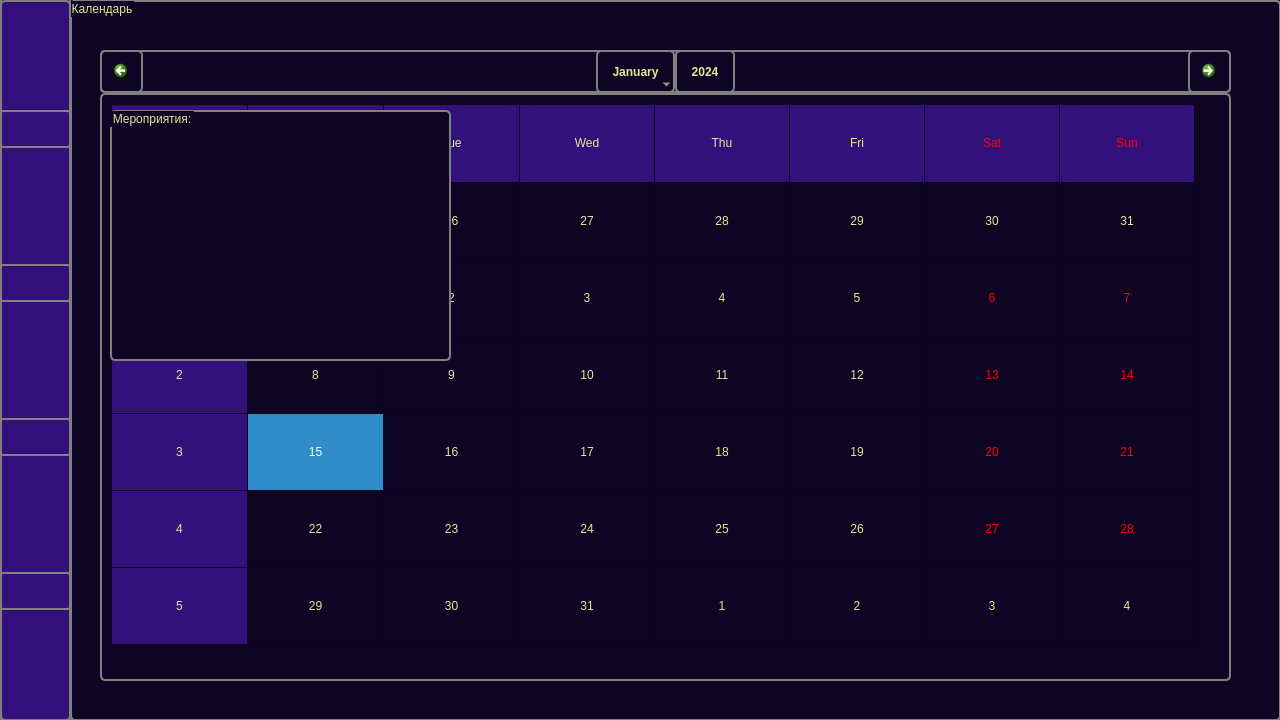
The window that main.ui (ZeNik77/MEGAPROJECT) describes before a commit, drawn with Qt 5.
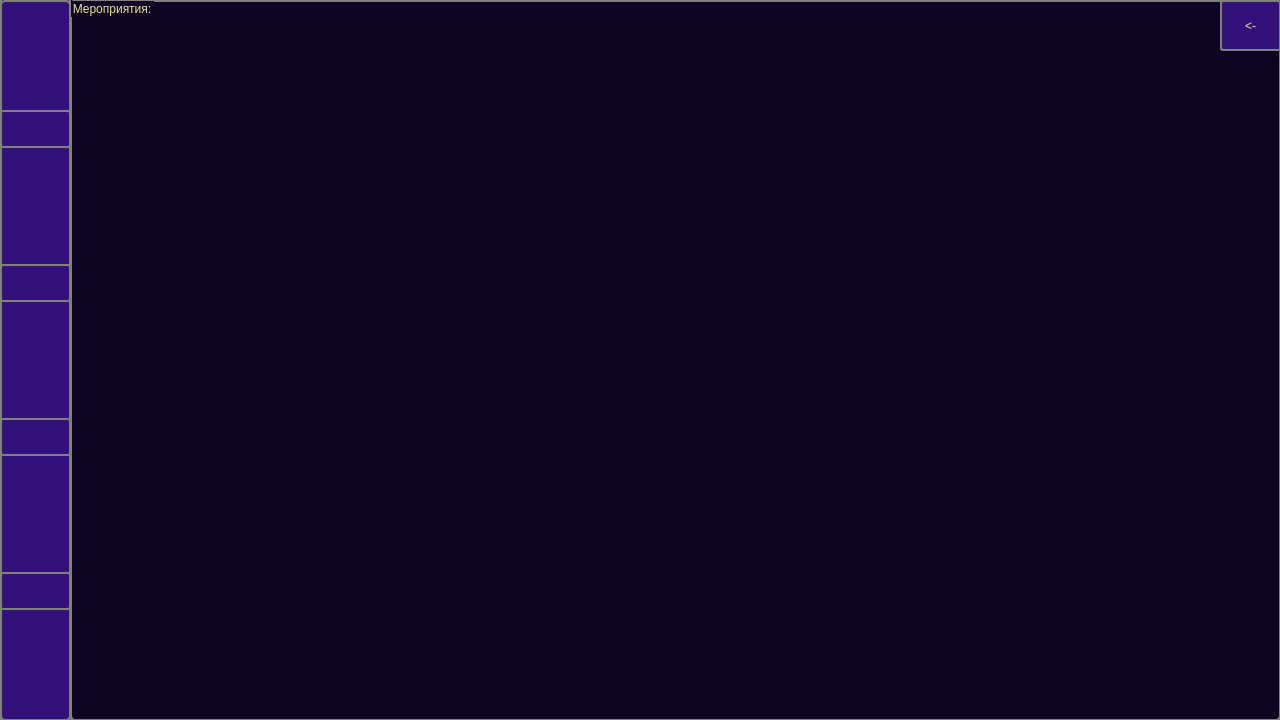
The same window after the commit. Icons and pictures are not drawn.

Commit message: КНОПОЧКА УРААААА

```diff
--- a/main.ui
+++ b/main.ui
@@ -578,10 +578,10 @@
    <widget class="QGroupBox" name="groupBox_5">
     <property name="geometry">
      <rect>
-      <x>110</x>
-      <y>110</y>
-      <width>341</width>
-      <height>251</height>
+      <x>70</x>
+      <y>0</y>
+      <width>1211</width>
+      <height>721</height>
      </rect>
     </property>
     <property name="styleSheet">
@@ -593,6 +593,30 @@
     <property name="title">
      <string>Мероприятия:</string>
     </property>
+    <widget class="QPushButton" name="btn_closeGB5">
+     <property name="geometry">
+      <rect>
+       <x>1150</x>
+       <y>0</y>
+       <width>61</width>
+       <height>51</height>
+      </rect>
+     </property>
+     <property name="styleSheet">
+      <string notr="true">QPushButton:hover
+{
+ background-color: #2a0f66;
+}
+QPushButton
+{
+	background-color:#32127a;
+	border-radius: 3;
+}</string>
+     </property>
+     <property name="text">
+      <string>&lt;-</string>
+     </property>
+    </widget>
    </widget>
   </widget>
  </widget>
```
The commit also changes 2 other files.
